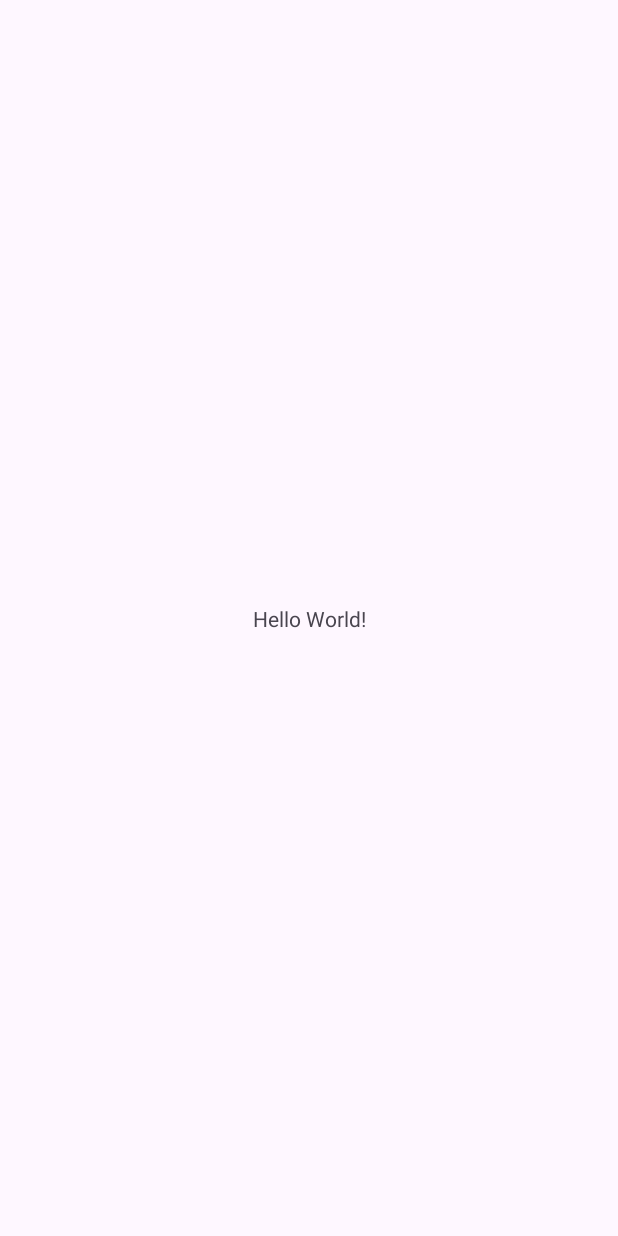
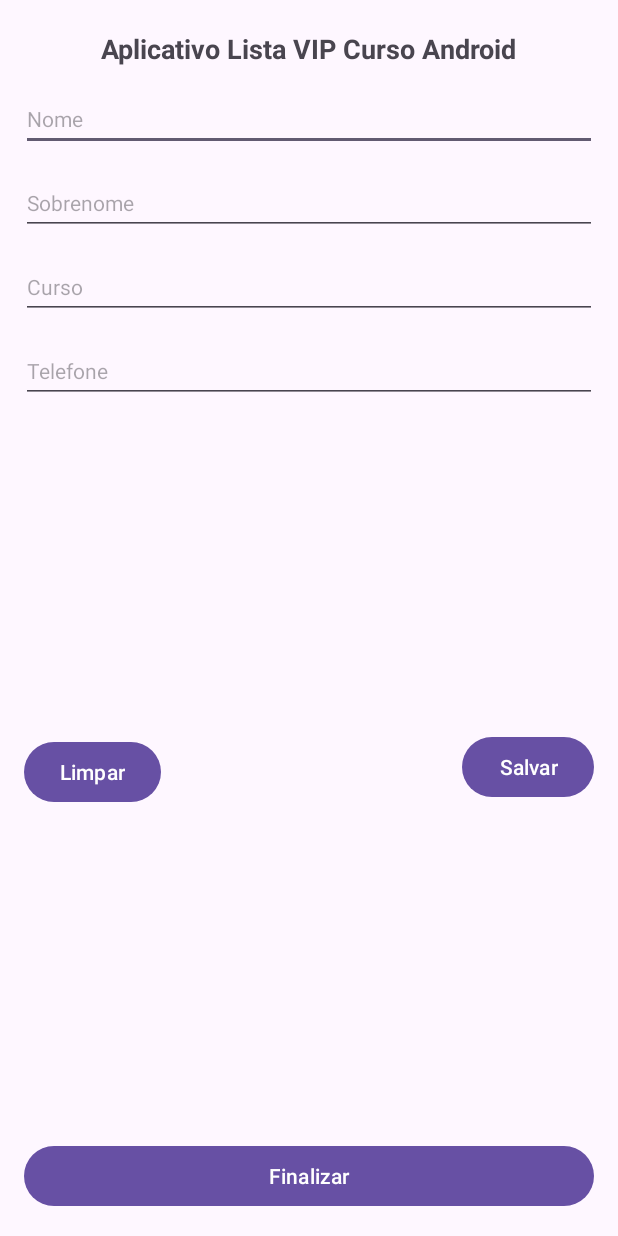
Before and after one commit to DevEderGularte/app-lista-curso-android, an Android app: the screen it shows after launch (MainActivity), on a phone screen of 412 x 824 dp. Before the commit the screen is almost empty. Run offline under Robolectric (Android 15) with nearby library versions, the phone set to English and light mode, and no system bars.

Commit message:
App Lista Curso Android criação layout

```diff
--- a/app/src/main/res/layout/activity_main.xml
+++ b/app/src/main/res/layout/activity_main.xml
@@ -7,12 +7,101 @@
     tools:context=".MainActivity">
 
     <TextView
+        android:id="@+id/appName"
         android:layout_width="wrap_content"
         android:layout_height="wrap_content"
-        android:text="Hello World!"
+        android:text="Aplicativo Lista VIP Curso Android"
+        android:textSize="18sp"
+        android:textStyle="bold"
         app:layout_constraintBottom_toBottomOf="parent"
         app:layout_constraintEnd_toEndOf="parent"
+        app:layout_constraintHorizontal_bias="0.501"
         app:layout_constraintStart_toStartOf="parent"
-        app:layout_constraintTop_toTopOf="parent" />
+        app:layout_constraintTop_toTopOf="parent"
+        app:layout_constraintVertical_bias="0.025" />
+
+    <EditText
+        android:id="@+id/firstName"
+        android:layout_width="match_parent"
+        android:layout_height="42dp"
+        android:layout_margin="14dp"
+        android:ems="10"
+        android:hint="Nome"
+        android:inputType="text"
+        android:textSize="14sp"
+        app:layout_constraintEnd_toEndOf="parent"
+        app:layout_constraintTop_toBottomOf="@+id/appName" />
+
+    <EditText
+        android:id="@+id/lastName"
+        android:layout_width="match_parent"
+        android:layout_height="42dp"
+        android:layout_margin="14dp"
+        android:ems="10"
+        android:hint="Sobrenome"
+        android:inputType="text"
+        android:textSize="14sp"
+        app:layout_constraintEnd_toEndOf="parent"
+        app:layout_constraintTop_toBottomOf="@+id/firstName" />
+
+    <EditText
+        android:id="@+id/courseName"
+        android:layout_width="match_parent"
+        android:layout_height="42dp"
+        android:layout_margin="14dp"
+        android:ems="10"
+        android:hint="Curso"
+        android:inputType="text"
+        android:textSize="14sp"
+        app:layout_constraintEnd_toEndOf="parent"
+        app:layout_constraintTop_toBottomOf="@+id/lastName" />
+
+    <EditText
+        android:id="@+id/phoneNumber"
+        android:layout_width="match_parent"
+        android:layout_height="42dp"
+        android:layout_margin="14dp"
+        android:ems="10"
+        android:hint="Telefone"
+        android:inputType="text"
+        android:textSize="14sp"
+        app:layout_constraintEnd_toEndOf="parent"
+        app:layout_constraintTop_toBottomOf="@+id/courseName" />
+
+    <Button
+        android:id="@+id/buttonLimpar"
+        android:layout_width="wrap_content"
+        android:layout_height="wrap_content"
+        android:layout_margin="16dp"
+        android:layout_marginHorizontal="16dp"
+        android:layout_marginTop="36dp"
+        android:layout_marginBottom="36dp"
+        android:text="Limpar"
+        app:layout_constraintBottom_toTopOf="@+id/buttonFinalizar"
+        app:layout_constraintStart_toStartOf="parent"
+        app:layout_constraintTop_toBottomOf="@+id/phoneNumber" />
+
+    <Button
+        android:id="@+id/buttonSalvar"
+        android:layout_width="wrap_content"
+        android:layout_height="wrap_content"
+        android:layout_margin="16dp"
+        android:layout_marginHorizontal="16dp"
+        android:layout_marginEnd="36dp"
+        android:text="Salvar"
+        app:layout_constraintBottom_toTopOf="@+id/buttonFinalizar"
+        app:layout_constraintEnd_toEndOf="parent"
+        app:layout_constraintTop_toBottomOf="@+id/phoneNumber"
+        app:layout_constraintVertical_bias="0.493" />
+
+    <Button
+        android:id="@+id/buttonFinalizar"
+        android:layout_width="match_parent"
+        android:layout_height="wrap_content"
+        android:layout_margin="16dp"
+        android:text="Finalizar"
+        app:layout_constraintBottom_toBottomOf="parent"
+        app:layout_constraintVertical_bias="1.0"
+        tools:layout_editor_absoluteX="16dp" />
 
 </androidx.constraintlayout.widget.ConstraintLayout>
```
